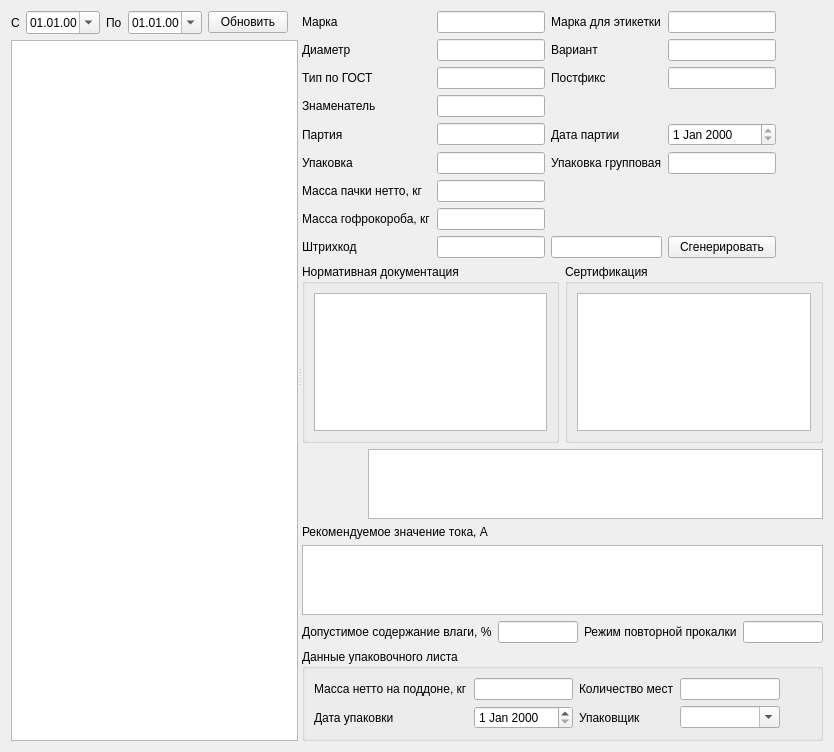
Old version of the form formdatael.ui in the repository Sergeyego/warehouse.
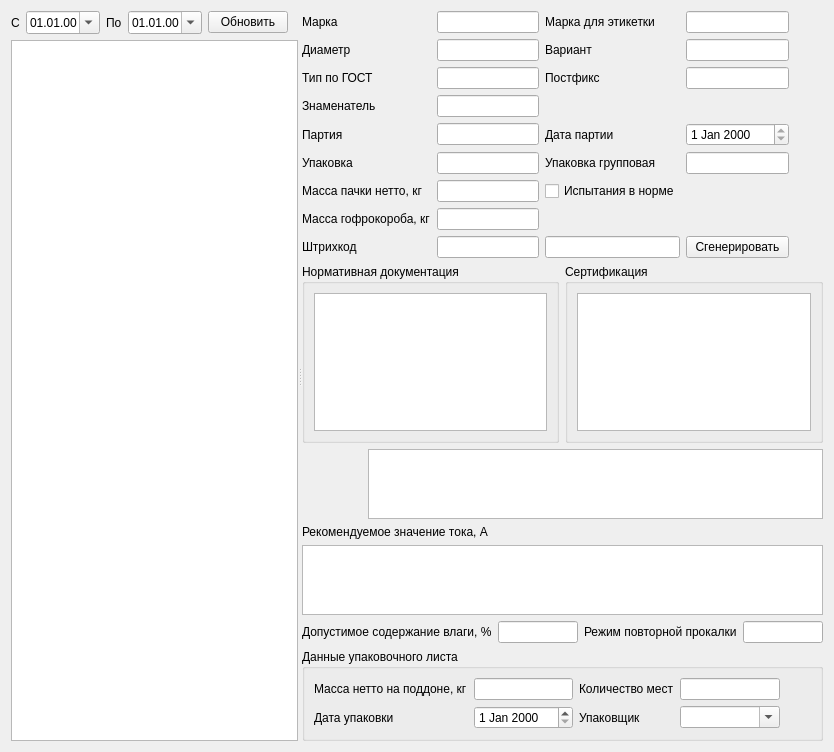
New version of the form. Custom widgets are drawn as their Qt base class.

Commit message: Подтверждение испытаний

Patch:
```diff
--- a/formdatael.ui
+++ b/formdatael.ui
@@ -301,7 +301,11 @@
           </widget>
          </item>
          <item row="0" column="3">
-          <widget class="QLineEdit" name="lineEditMarkSert"/>
+          <widget class="QLineEdit" name="lineEditMarkSert">
+           <property name="readOnly">
+            <bool>true</bool>
+           </property>
+          </widget>
          </item>
          <item row="1" column="2">
           <widget class="QLabel" name="label_23">
@@ -317,6 +321,13 @@
            </property>
           </widget>
          </item>
+         <item row="6" column="2">
+          <widget class="QCheckBox" name="checkBoxOk">
+           <property name="text">
+            <string>Испытания в норме</string>
+           </property>
+          </widget>
+         </item>
         </layout>
        </item>
        <item>
```
Left out of the diff: 4 changed lines with no effect on the pictures. The commit also changes 2 other files.
